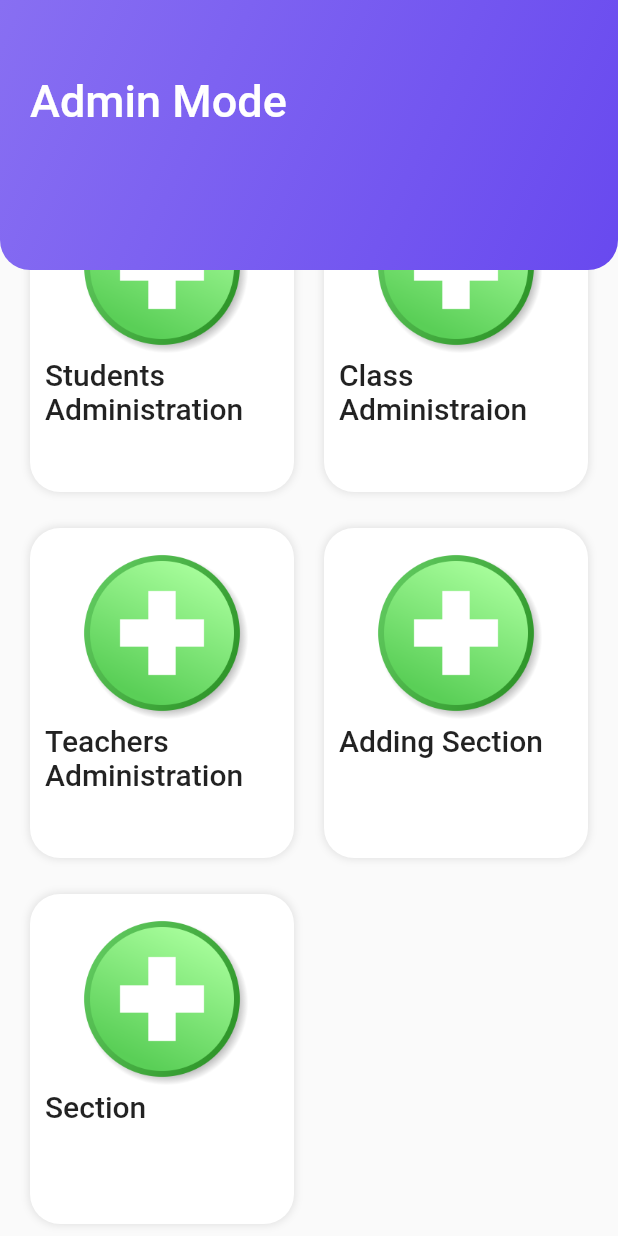
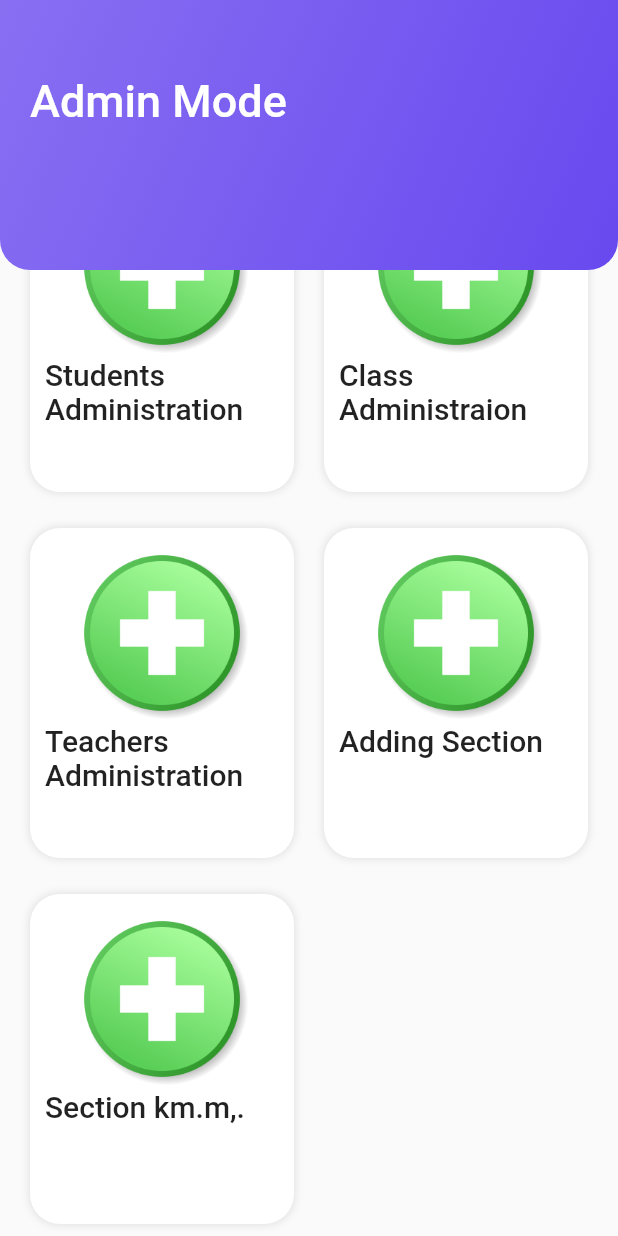
Before and after one commit to Basheer2001/School_Management_System, a Flutter app: the screen it shows after launch, scrolled down 80 dp, on a phone screen of 412 x 824 dp. Run offline on Flutter 3.47's test engine with Material 2 defaults, Android fonts, the phone set to English and light mode, and no system bars; our stand-ins replace shared_preferences; accounts and stored records are empty.

Commit message:
images and texts

```diff
--- a/lib/ui/featuredScreen.dart
+++ b/lib/ui/featuredScreen.dart
@@ -253,7 +253,7 @@ Widget body(BuildContext context) {
                   ),
                 ),
                 Text(
-                  'Section',
+                  'Section km.m,.',
                   style: Theme.of(context).textTheme.bodyLarge,
                 )
               ],
```
